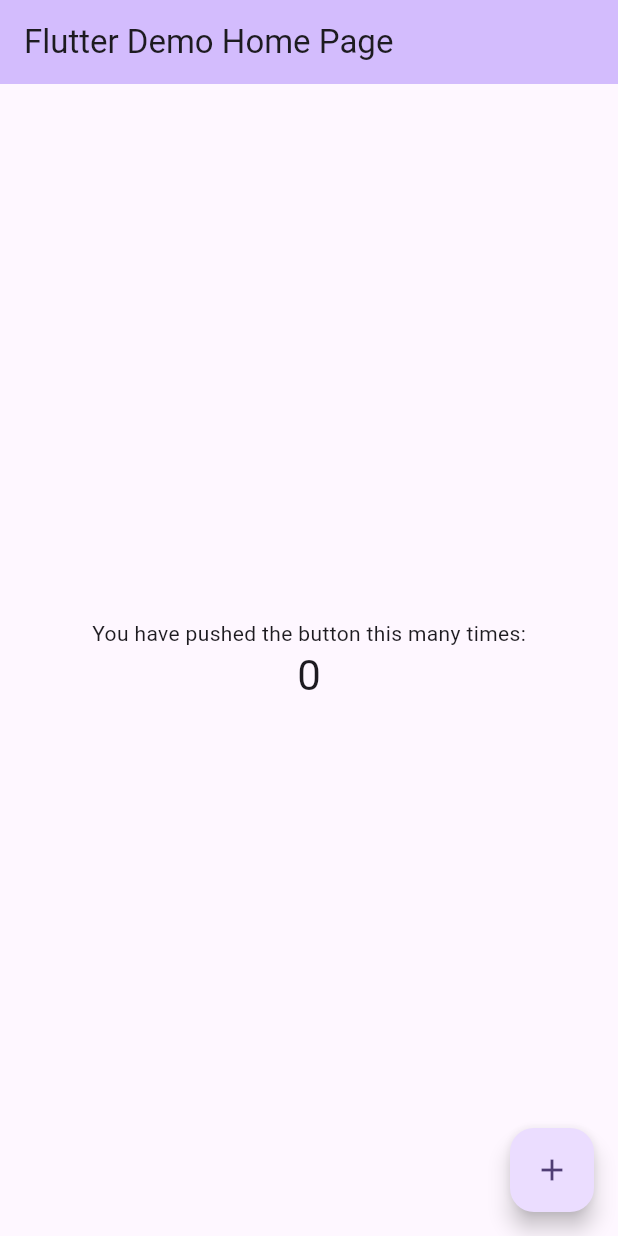
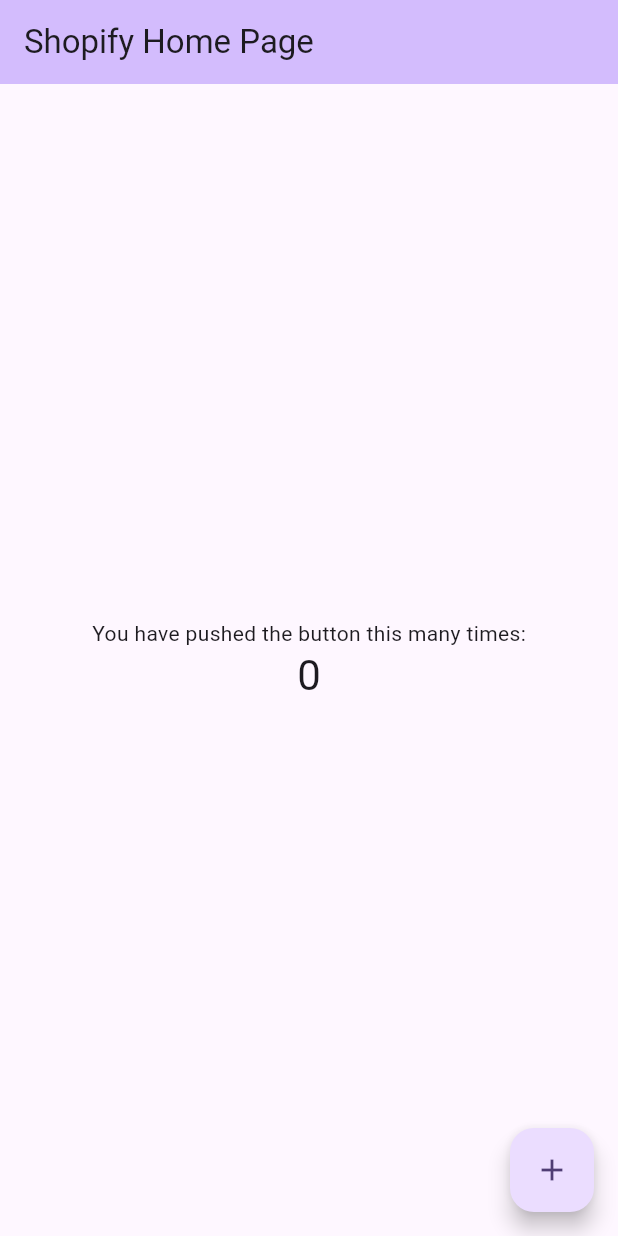
Before and after one commit to Ranpise-DigiTech-Solutions/Shopify, a Flutter app: the screen it shows after launch, on a phone screen of 412 x 824 dp. Run offline on Flutter 3.47's test engine with Material 3 defaults, Android fonts, the phone set to English and light mode, and no system bars.

Commit message:
SH-2 Clean Project Created

```diff
--- a/lib/main.dart
+++ b/lib/main.dart
@@ -11,42 +11,18 @@ class MyApp extends StatelessWidget {
   @override
   Widget build(BuildContext context) {
     return MaterialApp(
-      title: 'Flutter Demo',
+      title: 'Shopify',
       theme: ThemeData(
-        // This is the theme of your application.
-        //
-        // TRY THIS: Try running your application with "flutter run". You'll see
-        // the application has a purple toolbar. Then, without quitting the app,
-        // try changing the seedColor in the colorScheme below to Colors.green
-        // and then invoke "hot reload" (save your changes or press the "hot
-        // reload" button in a Flutter-supported IDE, or press "r" if you used
-        // the command line to start the app).
-        //
-        // Notice that the counter didn't reset back to zero; the application
-        // state is not lost during the reload. To reset the state, use hot
-        // restart instead.
-        //
-        // This works for code too, not just values: Most code changes can be
-        // tested with just a hot reload.
         colorScheme: ColorScheme.fromSeed(seedColor: Colors.deepPurple),
         useMaterial3: true,
       ),
-      home: const MyHomePage(title: 'Flutter Demo Home Page'),
+      home: const MyHomePage(title: 'Shopify Home Page'),
     );
   }
 }
 
 class MyHomePage extends StatefulWidget {
   const MyHomePage({super.key, required this.title});
-
-  // This widget is the home page of your application. It is stateful, meaning
-  // that it has a State object (defined below) that contains fields that affect
-  // how it looks.
-
-  // This class is the configuration for the state. It holds the values (in this
-  // case the title) provided by the parent (in this case the App widget) and
-  // used by the build method of the State. Fields in a Widget subclass are
-  // always marked "final".
 
   final String title;
 
@@ -87,22 +63,7 @@ class _MyHomePageState extends State<MyHomePage> {
         title: Text(widget.title),
       ),
       body: Center(
-        // Center is a layout widget. It takes a single child and positions it
-        // in the middle of the parent.
         child: Column(
-          // Column is also a layout widget. It takes a list of children and
-          // arranges them vertically. By default, it sizes itself to fit its
-          // children horizontally, and tries to be as tall as its parent.
-          //
-          // Column has various properties to control how it sizes itself and
-          // how it positions its children. Here we use mainAxisAlignment to
-          // center the children vertically; the main axis here is the vertical
-          // axis because Columns are vertical (the cross axis would be
-          // horizontal).
-          //
-          // TRY THIS: Invoke "debug painting" (choose the "Toggle Debug Paint"
-          // action in the IDE, or press "p" in the console), to see the
-          // wireframe for each widget.
           mainAxisAlignment: MainAxisAlignment.center,
           children: <Widget>[
             const Text(
```
Also changed, not shown: 1 other file.
